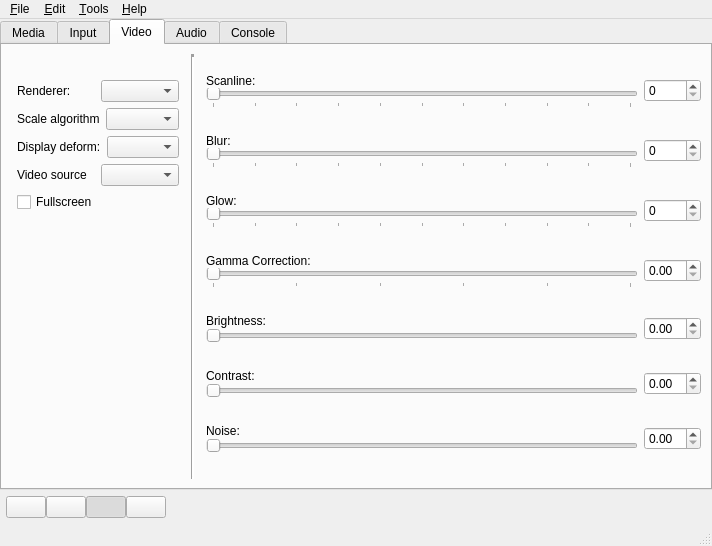
This is main.ui in openMSX/catapult as Qt 5 draws it before an edit. The edited form follows.
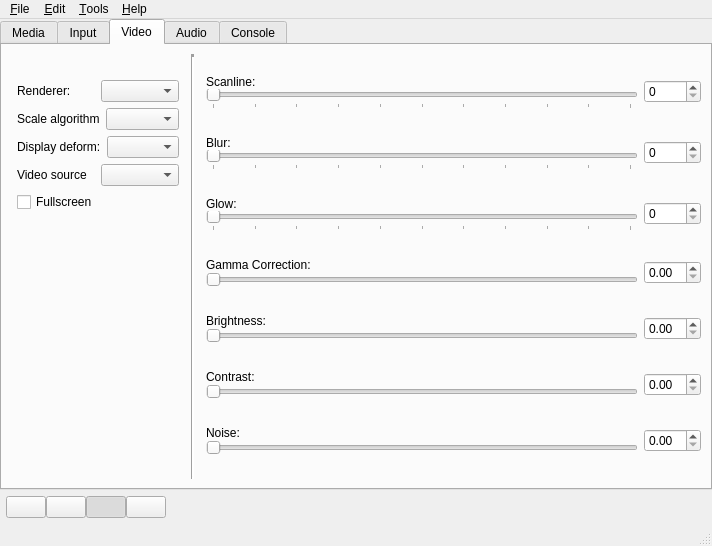
This is the edited form. The open tabs and pages were chosen to show the change. Icons and pictures are not drawn.

Commit message: float sliders!! (and fullscreen also)

```diff
--- a/main.ui
+++ b/main.ui
@@ -1461,7 +1461,7 @@
                <enum>Qt::Horizontal</enum>
               </property>
               <property name="tickPosition" >
-               <enum>QSlider::TicksBelow</enum>
+               <enum>QSlider::NoTicks</enum>
               </property>
               <property name="tickInterval" >
                <number>1</number>
```
The commit also changes 3 other files.
